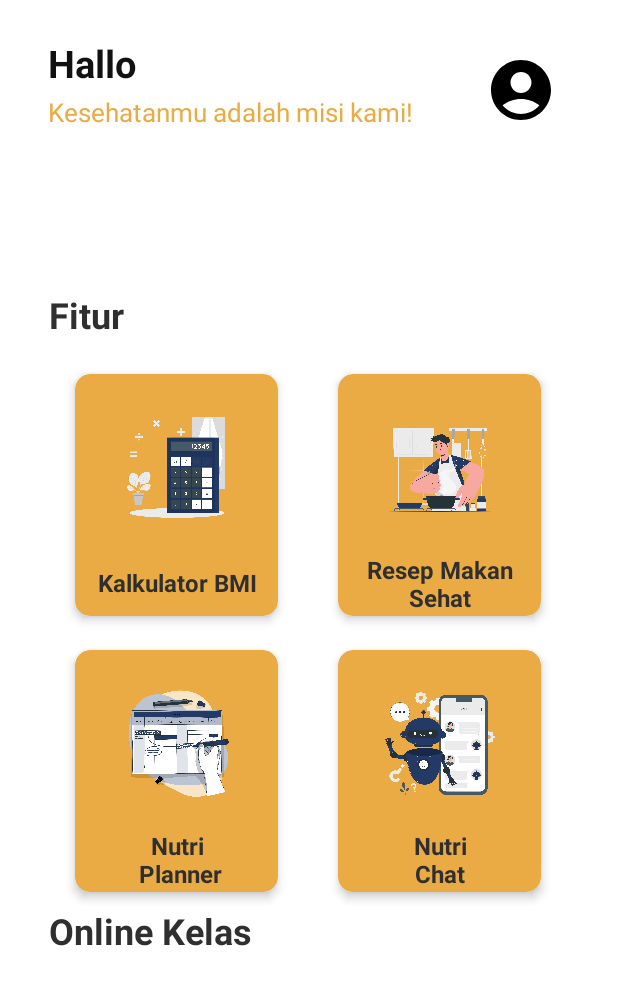
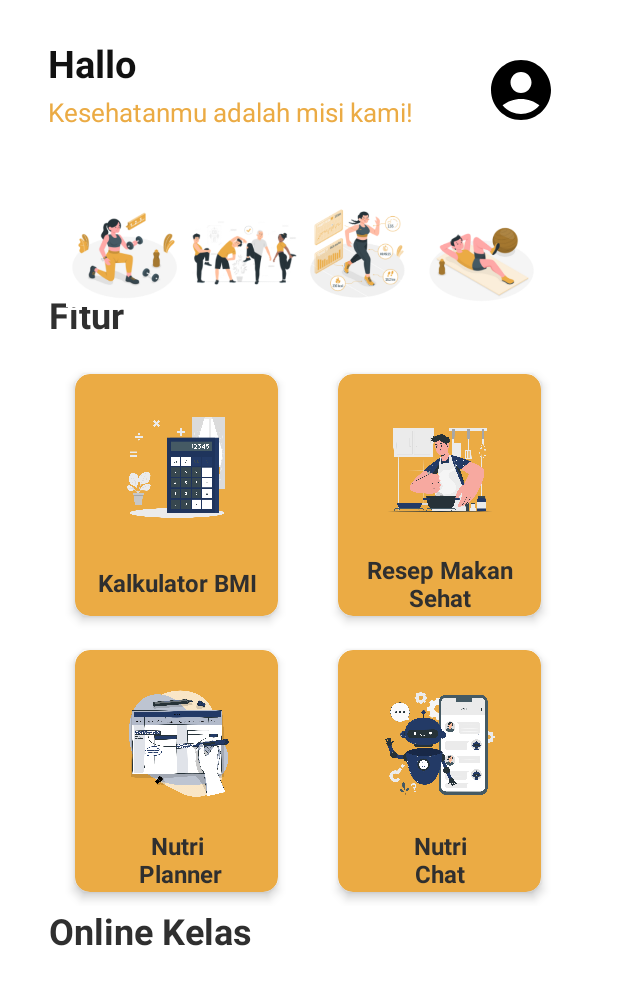
Before and after one commit to rizkimln/NutriPlan, an Android app: the MainActivity screen opened directly, with no data from a screen before it, on a phone screen of 412 x 824 dp. Shown: the top 985 px of the screen. Run offline under Robolectric (Android 15) with nearby library versions, the phone set to English and light mode, and no system bars; our stand-ins replace Firebase (no records; nobody signed in at launch, a user with empty details on screens opened directly).

```diff
--- a/app/src/main/res/layout/activity_main.xml
+++ b/app/src/main/res/layout/activity_main.xml
@@ -72,6 +72,7 @@
 
 
         </LinearLayout>
+
 
 
         <ImageButton
@@ -373,4 +374,14 @@
 
     </LinearLayout>
 
+    <ImageView
+        android:id="@+id/imageView7"
+        android:layout_width="324dp"
+        android:layout_height="105dp"
+        android:layout_marginTop="8dp"
+        app:layout_constraintEnd_toEndOf="parent"
+        app:layout_constraintStart_toStartOf="parent"
+        app:layout_constraintTop_toBottomOf="@+id/linearLayout2"
+        app:srcCompat="@drawable/main" />
+
 </androidx.constraintlayout.widget.ConstraintLayout>
```
Also changed, not shown: app/src/main/res/drawable/main.png (added).
